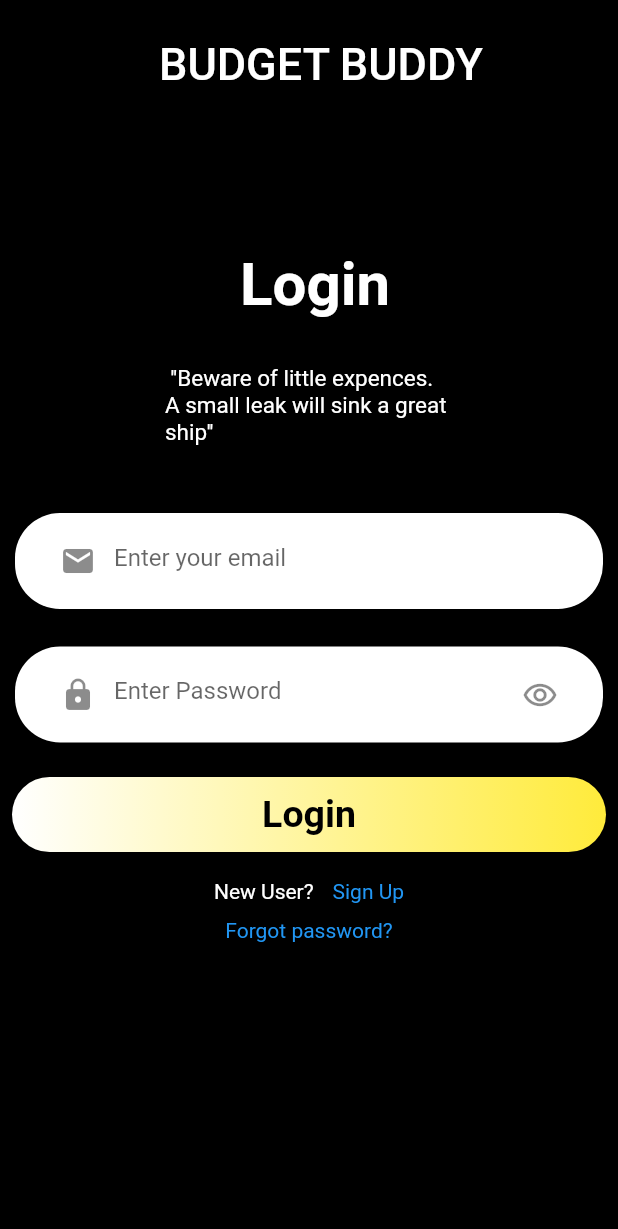
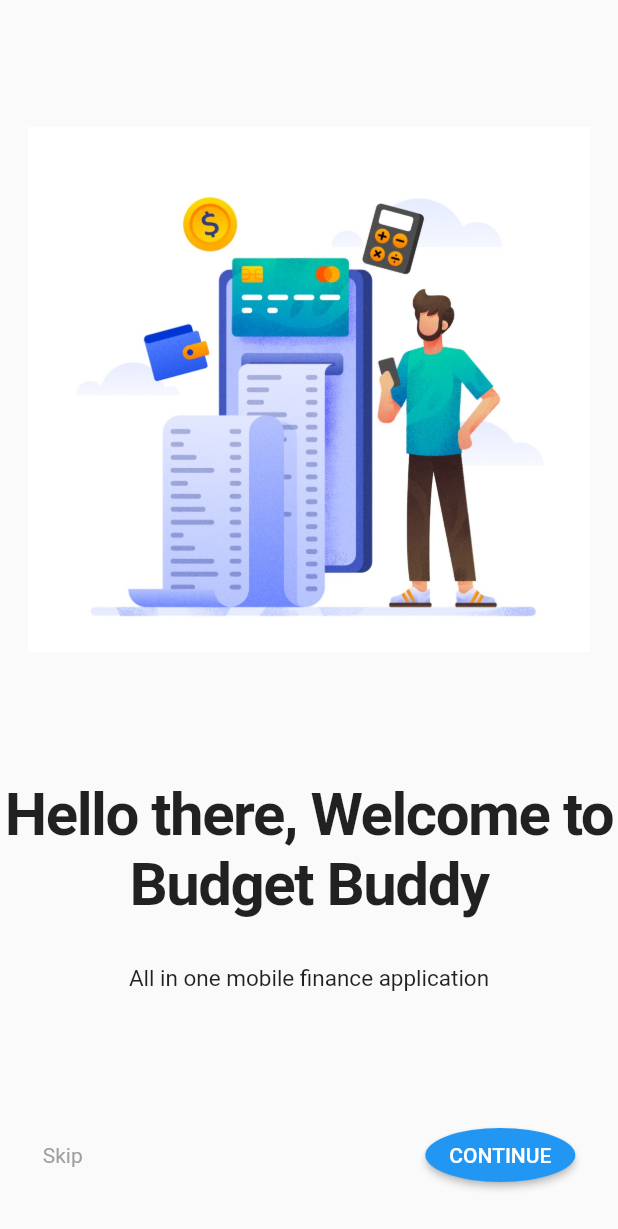
Before and after one commit to ramantamang2003/TrackIt, a Flutter app: the screen it shows after launch, on a phone screen of 412 x 824 dp. Shown: the top 1229 px of the screen. Run offline on Flutter 3.47's test engine with Material 2 defaults, Android fonts, the phone set to English and light mode, and no system bars; our stand-ins replace firebase_core, get; accounts and stored records are empty.

Commit message:
onboarding screen added

```diff
--- a/demo/lib/LogIn-Signin-Forgot/login.dart
+++ b/demo/lib/LogIn-Signin-Forgot/login.dart
@@ -11,14 +11,17 @@ class LoginPage extends StatelessWidget {
 
   @override
   Widget build(BuildContext context) {
-    return Scaffold(
-      backgroundColor: Colors.black,
+    return Container(
+      decoration: BoxDecoration(
+          image: DecorationImage(
+              image: AssetImage('assets/image/background.jpg'))),
+      child: Scaffold(
+        backgroundColor: Colors.transparent,
         appBar: AppBar(
-        backgroundColor: Colors.black,
-        title: Padding(
-          padding: const EdgeInsets.only(top: 30, left: 90),
+          backgroundColor: Colors.transparent,
+          title: Center(
             child: Text(
-            "BUDGET BUDDY",
+              "WELCOME",
               style: TextStyle(fontSize: 30),
             ),
           ),
@@ -42,7 +45,8 @@ class LoginPage extends StatelessWidget {
                   )),
             ),
             Padding(
-            padding: const EdgeInsets.symmetric(vertical: 30, horizontal: 110),
+              padding:
+                  const EdgeInsets.symmetric(vertical: 30, horizontal: 110),
               child: Text(
                 " ''Beware of little expences. A small leak will sink a great ship'' ",
                 style: TextStyle(
@@ -58,7 +62,8 @@ class LoginPage extends StatelessWidget {
               padding: const EdgeInsets.all(10),
               child: Container(
                 decoration: BoxDecoration(
-                  borderRadius: BorderRadius.circular(30), color: Colors.white),
+                    borderRadius: BorderRadius.circular(30),
+                    color: Colors.white),
                 child: Padding(
                     padding: EdgeInsets.all(8.0),
                     child: Padding(
@@ -78,7 +83,8 @@ class LoginPage extends StatelessWidget {
               padding: const EdgeInsets.all(10),
               child: Container(
                 decoration: BoxDecoration(
-                  borderRadius: BorderRadius.circular(30), color: Colors.white),
+                    borderRadius: BorderRadius.circular(30),
+                    color: Colors.white),
                 child: Padding(
                     padding: EdgeInsets.all(8.0),
                     child: Padding(
@@ -99,8 +105,8 @@ class LoginPage extends StatelessWidget {
               padding: const EdgeInsets.all(8.0),
               child: InkWell(
                 onTap: () {
+                  Get.to(HomePage());
                   print("logged in");
-                Get.to(HomePage());
                 },
                 child: Container(
                   width: Get.width,
@@ -163,6 +169,7 @@ class LoginPage extends StatelessWidget {
             )
           ],
         ),
+      ),
     );
   }
 }
--- a/demo/lib/main.dart
+++ b/demo/lib/main.dart
@@ -1,8 +1,17 @@
 import 'package:demo/LogIn-Signin-Forgot/login.dart';
+import 'package:demo/homepage.dart';
+import 'package:demo/onboardingscreen.dart';
+import 'package:firebase_core/firebase_core.dart';
 import 'package:flutter/material.dart';
 import 'package:get/get.dart';
 
-void main() {
+import 'firebase_options.dart';
+
+void main() async {
+  WidgetsFlutterBinding.ensureInitialized();
+  await Firebase.initializeApp(
+    options: DefaultFirebaseOptions.currentPlatform,
+  );
   runApp(const MyApp());
 }
 
@@ -17,7 +26,7 @@ class MyApp extends StatelessWidget {
       theme: ThemeData(
         primarySwatch: Colors.blue,
       ),
-      home: const LoginPage(),
+      home: BoardingScreen(),
       debugShowCheckedModeBanner: false,
     );
   }
--- /dev/null
+++ b/demo/lib/onboardingscreen.dart
@@ -0,0 +1,150 @@
+import 'package:demo/LogIn-Signin-Forgot/login.dart';
+import 'package:flutter/material.dart';
+import 'package:flutter/src/widgets/framework.dart';
+import 'package:flutter/src/widgets/placeholder.dart';
+import 'package:get/get.dart';
+
+class BoardingScreen extends StatefulWidget {
+  const BoardingScreen({super.key});
+
+  @override
+  State<BoardingScreen> createState() => _BoardingScreenState();
+}
+
+class _BoardingScreenState extends State<BoardingScreen> {
+  late PageController _pageController;
+  @override
+  void initState() {
+    // TODO: implement initState
+    _pageController = PageController(initialPage: 0);
+  }
+
+  @override
+  void dispose() {
+    // TODO: implement dispose
+    _pageController.dispose;
+  }
+
+  @override
+  Widget build(BuildContext context) {
+    return Scaffold(
+      body: SafeArea(
+        child: Column(
+          children: [
+            Expanded(
+              child: PageView.builder(
+                controller: _pageController,
+                itemCount: demo_data.length,
+                itemBuilder: (context, index) => OnboardContent(
+                  image: demo_data[index].image,
+                  title: demo_data[index].title,
+                  description: demo_data[index].description,
+                ),
+              ),
+            ),
+            Row(
+              mainAxisAlignment: MainAxisAlignment.spaceEvenly,
+              children: [
+                Padding(
+                  padding: const EdgeInsets.only(right: 200),
+                  child: Center(
+                    child: InkWell(
+                      onTap: () {
+                        Get.to(LoginPage());
+                      },
+                      child: Text(
+                        "Skip",
+                        style: TextStyle(color: Colors.grey),
+                      ),
+                    ),
+                  ),
+                ),
+                ElevatedButton(
+                    onPressed: () {
+                      _pageController.nextPage(
+                          duration: Duration(milliseconds: 400),
+                          curve: Curves.ease);
+                    },
+                    style: ElevatedButton.styleFrom(
+                        shape: CircleBorder(
+                            eccentricity: BorderSide.strokeAlignOutside)),
+                    child: Text("CONTINUE")),
+              ],
+            ),
+            SizedBox(
+              height: 30,
+            )
+          ],
+        ),
+      ),
+    );
+  }
+}
+
+class Onboard {
+  final String image, title, description;
+
+  Onboard(
+      {required this.image, required this.title, required this.description});
+}
+
+final List<Onboard> demo_data = [
+  Onboard(
+      image: "assets/image/onboarding/expensephoto1.jpg",
+      title: "Hello there, Welcome to Budget Buddy",
+      description: "All in one mobile finance application"),
+  Onboard(
+      image: "assets/image/onboarding/expense2.jpg",
+      title: "Track your expense everywhere",
+      description:
+          "Easily manage your daily expense in one click of your hand from anywhere"),
+  Onboard(
+      image: "assets/image/onboarding/expensephoto3.jpg",
+      title: "Securely manage all your accounts",
+      description: "No need to worry about all the accounts"),
+];
+
+class OnboardContent extends StatelessWidget {
+  const OnboardContent({
+    super.key,
+    required this.image,
+    required this.title,
+    required this.description,
+  });
+  final String image, title, description;
+
+  @override
+  Widget build(BuildContext context) {
+    return Column(
+      children: [
+        Spacer(),
+        Image.asset(
+          image,
+          height: 350,
+          width: 600,
+        ),
+        Spacer(),
+        Text(
+          title,
+          textAlign: TextAlign.center,
+          style: TextStyle(
+              fontSize: 40,
+              fontWeight: FontWeight.bold,
+              letterSpacing: BorderSide.strokeAlignInside),
+        ),
+        SizedBox(
+          height: 30,
+        ),
+        Text(
+          description,
+          textAlign: TextAlign.center,
+          style: TextStyle(
+            letterSpacing: BorderSide.strokeAlignCenter,
+            fontSize: 15,
+          ),
+        ),
+        Spacer(),
+      ],
+    );
+  }
+}
```
Also changed, not shown: demo/lib/LogIn-Signin-Forgot/forgot.dart (+7 -2 lines), demo/lib/LogIn-Signin-Forgot/signup.dart (+16 -10 lines), demo/lib/homepage.dart (+68 -39 lines), demo/pubspec.yaml (+7 -4 lines), demo/assets/image/background.jpg (added), demo/assets/image/onboarding/expense2.jpg (added), demo/assets/image/onboarding/expensephoto1.jpg (added), demo/assets/image/onboarding/expensephoto3.jpg (added), demo/lib/firebase_options.dart (added), demo/pubspec.lock, 8 other files. Lines whose indentation alone changed are shown as unchanged.
